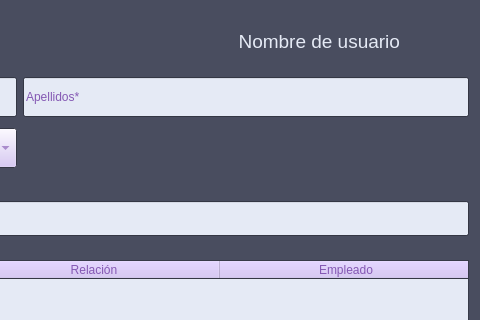
andyy-nr/pda-proyecto, file vistas/UIs/frmDependientes.ui: the form before one commit; both pictures show x 800 to 1280 and y 0 to 320 of the 1280 by 841 pixel window.
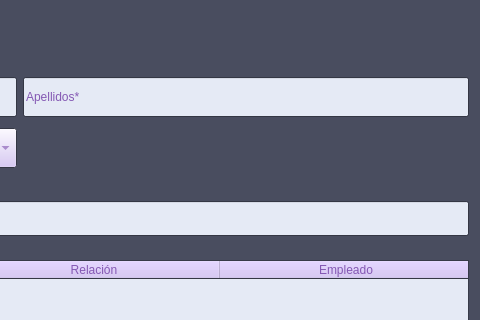
The form after the commit. Icons and pictures are not drawn.

```diff
--- a/vistas/UIs/frmDependientes.ui
+++ b/vistas/UIs/frmDependientes.ui
@@ -481,24 +481,6 @@
        <number>-1</number>
       </property>
      </widget>
-     <widget class="QLabel" name="lbl_nombre_usuario">
-      <property name="geometry">
-       <rect>
-        <x>120</x>
-        <y>10</y>
-        <width>211</width>
-        <height>31</height>
-       </rect>
-      </property>
-      <property name="font">
-       <font>
-        <pointsize>14</pointsize>
-       </font>
-      </property>
-      <property name="text">
-       <string>&lt;html&gt;&lt;head/&gt;&lt;body&gt;&lt;p align=&quot;right&quot;&gt;Nombre de usuario&lt;/p&gt;&lt;/body&gt;&lt;/html&gt;</string>
-      </property>
-     </widget>
     </widget>
    </item>
    <item row="4" column="1" colspan="7">
```
